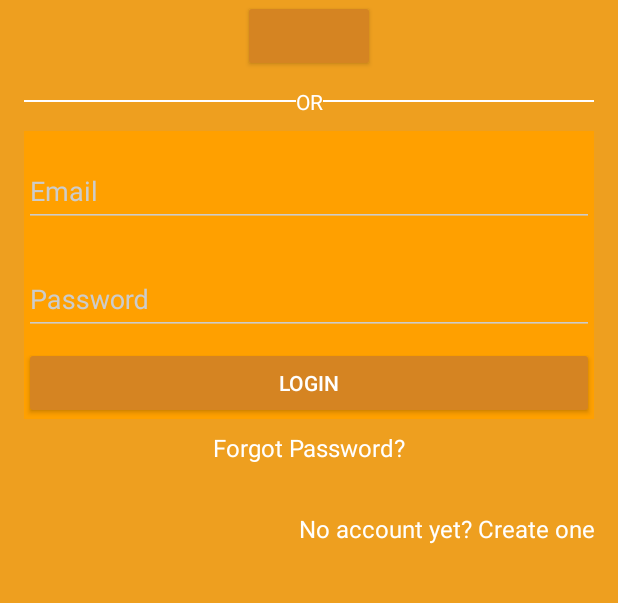
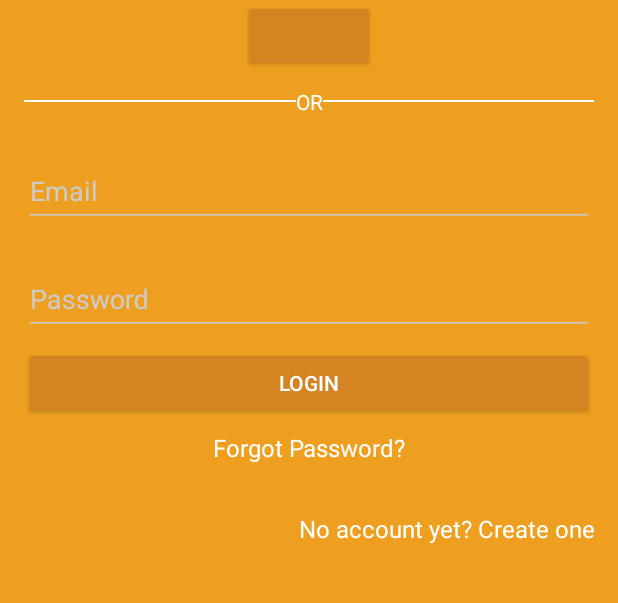
Before and after one commit to ruwank/Book, an Android app: the LoginActivity screen opened directly, with no data from a screen before it, on a phone screen of 412 x 824 dp, the part 383-986 px from its top. Run offline under Robolectric (Android 15) with nearby library versions, the phone set to English and light mode, and no system bars; libraries missing offline, so code that uses them is left out: com.crashlytics.android, com.facebook, com.facebook.login, io.fabric.sdk; plain views replace LoginButton; 4 statements that could not run were skipped.

Commit message:
login ui change

```diff
--- a/lisn/src/main/res/layout/activity_login.xml
+++ b/lisn/src/main/res/layout/activity_login.xml
@@ -90,6 +90,10 @@
             android:layout_gravity="center_horizontal"
             android:layout_centerHorizontal="true"
             android:layout_marginBottom="@dimen/layout_margin_large"
+                android:paddingTop="@dimen/layout_margin_large"
+                android:paddingBottom="@dimen/layout_margin_large"
+                android:paddingLeft="@dimen/layout_margin_large"
+                android:paddingRight="@dimen/layout_margin_large"
 
                 />
             <LinearLayout xmlns:android="http://schemas.android.com/apk/res/android"
@@ -127,7 +131,6 @@
             <LinearLayout
                 android:layout_width="match_parent"
                 android:layout_height="wrap_content"
-                android:background="@color/color_login_normal_bg"
                 android:orientation="vertical">
             <!--  Email Label -->
             <android.support.design.widget.TextInputLayout
```
